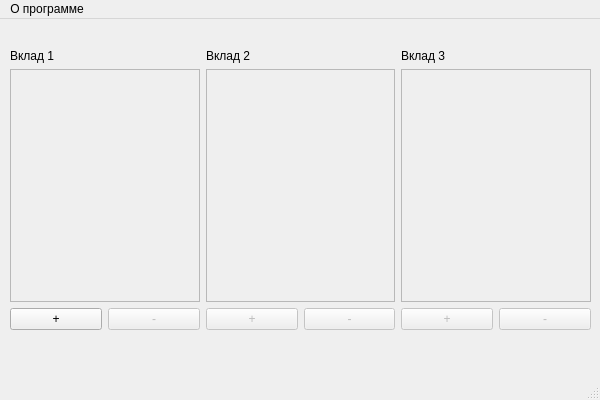
Above: ui_logic/mainwindow.ui from d1slike/depositPlus before the change. Below: the same form after it.
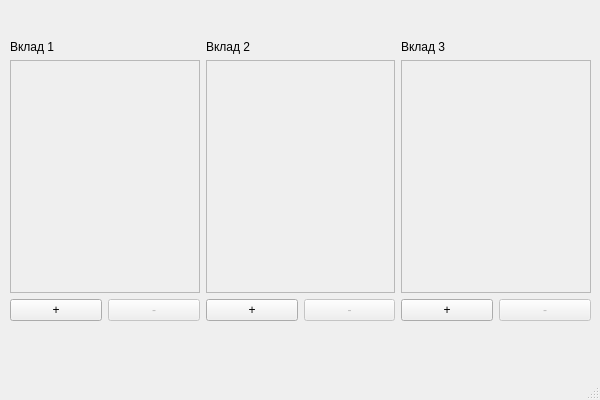
That is the form after the change.

Commit message: +интерфейс запрограммирован //необходим детальный тест

What changed in the file:
```diff
--- a/ui_logic/mainwindow.ui
+++ b/ui_logic/mainwindow.ui
@@ -36,7 +36,7 @@
     <property name="geometry">
      <rect>
       <x>10</x>
-      <y>30</y>
+      <y>40</y>
       <width>581</width>
       <height>281</height>
      </rect>
@@ -62,12 +62,18 @@
          <property name="toolTip">
           <string/>
          </property>
+         <property name="autoFillBackground">
+          <bool>false</bool>
+         </property>
          <property name="verticalScrollBarPolicy">
           <enum>Qt::ScrollBarAlwaysOff</enum>
          </property>
          <property name="horizontalScrollBarPolicy">
           <enum>Qt::ScrollBarAlwaysOff</enum>
          </property>
+         <property name="readOnly">
+          <bool>true</bool>
+         </property>
         </widget>
        </item>
        <item>
@@ -113,6 +119,9 @@
          <property name="horizontalScrollBarPolicy">
           <enum>Qt::ScrollBarAlwaysOff</enum>
          </property>
+         <property name="readOnly">
+          <bool>true</bool>
+         </property>
         </widget>
        </item>
        <item>
@@ -120,7 +129,7 @@
          <item>
           <widget class="QPushButton" name="add_2">
            <property name="enabled">
-            <bool>false</bool>
+            <bool>true</bool>
            </property>
            <property name="text">
             <string>+</string>
@@ -161,6 +170,18 @@
          <property name="horizontalScrollBarPolicy">
           <enum>Qt::ScrollBarAlwaysOff</enum>
          </property>
+         <property name="documentTitle">
+          <string/>
+         </property>
+         <property name="readOnly">
+          <bool>true</bool>
+         </property>
+         <property name="plainText">
+          <string/>
+         </property>
+         <property name="placeholderText">
+          <string/>
+         </property>
         </widget>
        </item>
        <item>
@@ -168,7 +189,7 @@
          <item>
           <widget class="QPushButton" name="add_3">
            <property name="enabled">
-            <bool>false</bool>
+            <bool>true</bool>
            </property>
            <property name="text">
             <string>+</string>
@@ -192,23 +213,6 @@
     </layout>
    </widget>
   </widget>
-  <widget class="QMenuBar" name="menubar">
-   <property name="geometry">
-    <rect>
-     <x>0</x>
-     <y>0</y>
-     <width>600</width>
-     <height>31</height>
-    </rect>
-   </property>
-   <widget class="QMenu" name="menu">
-    <property name="title">
-     <string>О программе</string>
-    </property>
-    <addaction name="action"/>
-   </widget>
-   <addaction name="menu"/>
-  </widget>
   <widget class="QStatusBar" name="statusbar"/>
   <action name="action">
    <property name="text">
```
The commit also changes 6 other files.
